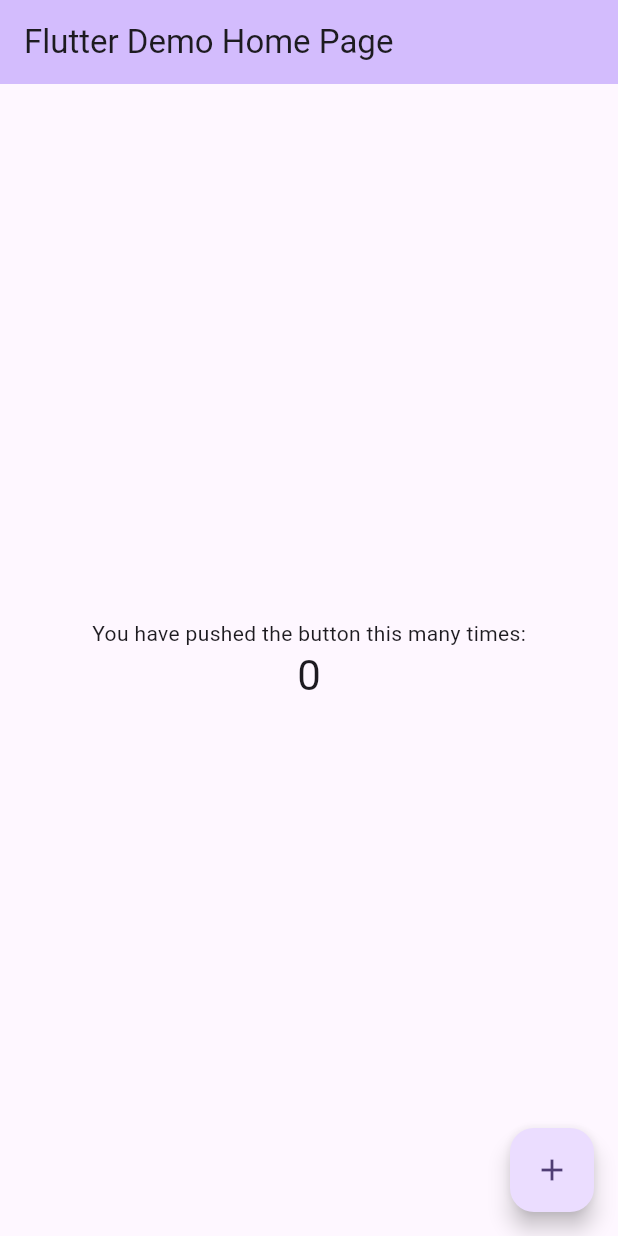
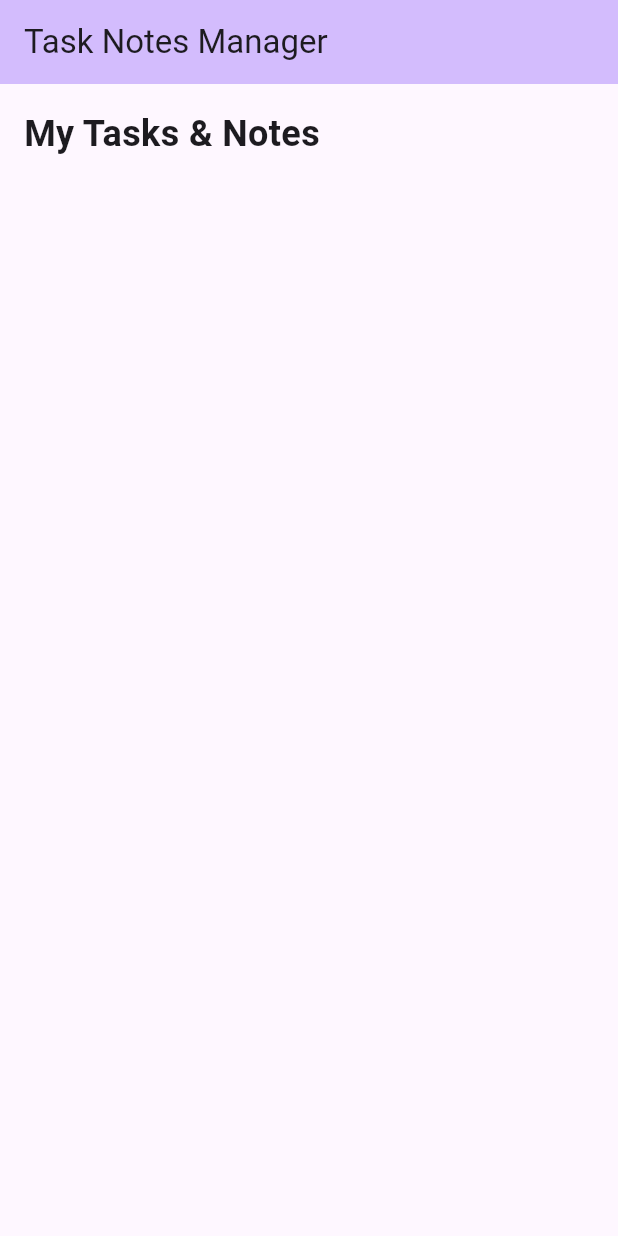
Before and after one commit to mush-de-mosh/flutter-task-notes-app, a Flutter app: the screen it shows after launch, on a phone screen of 412 x 824 dp. Run offline on Flutter 3.47's test engine with Material 3 defaults, Android fonts, the phone set to English and light mode, and no system bars.

Commit message:
create basic home screen with welcome message

```diff
--- a/lib/main.dart
+++ b/lib/main.dart
@@ -7,116 +7,39 @@ void main() {
 class MyApp extends StatelessWidget {
   const MyApp({super.key});
 
-  // This widget is the root of your application.
   @override
   Widget build(BuildContext context) {
     return MaterialApp(
-      title: 'Flutter Demo',
+      title: 'Task Notes Manager',
       theme: ThemeData(
-        // This is the theme of your application.
-        //
-        // TRY THIS: Try running your application with "flutter run". You'll see
-        // the application has a purple toolbar. Then, without quitting the app,
-        // try changing the seedColor in the colorScheme below to Colors.green
-        // and then invoke "hot reload" (save your changes or press the "hot
-        // reload" button in a Flutter-supported IDE, or press "r" if you used
-        // the command line to start the app).
-        //
-        // Notice that the counter didn't reset back to zero; the application
-        // state is not lost during the reload. To reset the state, use hot
-        // restart instead.
-        //
-        // This works for code too, not just values: Most code changes can be
-        // tested with just a hot reload.
         colorScheme: ColorScheme.fromSeed(seedColor: Colors.deepPurple),
       ),
-      home: const MyHomePage(title: 'Flutter Demo Home Page'),
+      home: const HomeScreen(),
     );
   }
 }
 
-class MyHomePage extends StatefulWidget {
-  const MyHomePage({super.key, required this.title});
-
-  // This widget is the home page of your application. It is stateful, meaning
-  // that it has a State object (defined below) that contains fields that affect
-  // how it looks.
-
-  // This class is the configuration for the state. It holds the values (in this
-  // case the title) provided by the parent (in this case the App widget) and
-  // used by the build method of the State. Fields in a Widget subclass are
-  // always marked "final".
-
-  final String title;
-
-  @override
-  State<MyHomePage> createState() => _MyHomePageState();
-}
-
-class _MyHomePageState extends State<MyHomePage> {
-  int _counter = 0;
-
-  void _incrementCounter() {
-    setState(() {
-      // This call to setState tells the Flutter framework that something has
-      // changed in this State, which causes it to rerun the build method below
-      // so that the display can reflect the updated values. If we changed
-      // _counter without calling setState(), then the build method would not be
-      // called again, and so nothing would appear to happen.
-      _counter++;
-    });
-  }
+class HomeScreen extends StatelessWidget {
+  const HomeScreen({super.key});
 
   @override
   Widget build(BuildContext context) {
-    // This method is rerun every time setState is called, for instance as done
-    // by the _incrementCounter method above.
-    //
-    // The Flutter framework has been optimized to make rerunning build methods
-    // fast, so that you can just rebuild anything that needs updating rather
-    // than having to individually change instances of widgets.
     return Scaffold(
       appBar: AppBar(
-        // TRY THIS: Try changing the color here to a specific color (to
-        // Colors.amber, perhaps?) and trigger a hot reload to see the AppBar
-        // change color while the other colors stay the same.
         backgroundColor: Theme.of(context).colorScheme.inversePrimary,
-        // Here we take the value from the MyHomePage object that was created by
-        // the App.build method, and use it to set our appbar title.
-        title: Text(widget.title),
+        title: const Text('Task Notes Manager'),
       ),
-      body: Center(
-        // Center is a layout widget. It takes a single child and positions it
-        // in the middle of the parent.
-        child: Column(
-          // Column is also a layout widget. It takes a list of children and
-          // arranges them vertically. By default, it sizes itself to fit its
-          // children horizontally, and tries to be as tall as its parent.
-          //
-          // Column has various properties to control how it sizes itself and
-          // how it positions its children. Here we use mainAxisAlignment to
-          // center the children vertically; the main axis here is the vertical
-          // axis because Columns are vertical (the cross axis would be
-          // horizontal).
-          //
-          // TRY THIS: Invoke "debug painting" (choose the "Toggle Debug Paint"
-          // action in the IDE, or press "p" in the console), to see the
-          // wireframe for each widget.
-          mainAxisAlignment: MainAxisAlignment.center,
-          children: <Widget>[
-            const Text('You have pushed the button this many times:'),
-            Text(
-              '$_counter',
-              style: Theme.of(context).textTheme.headlineMedium,
+      body: const Column(
+        children: [
+          Padding(
+            padding: EdgeInsets.all(16.0),
+            child: Text(
+              'My Tasks & Notes',
+              style: TextStyle(fontSize: 24, fontWeight: FontWeight.bold),
             ),
-          ],
-        ),
+          ),
+        ],
       ),
-      floatingActionButton: FloatingActionButton(
-        onPressed: _incrementCounter,
-        tooltip: 'Increment',
-        child: const Icon(Icons.add),
-      ), // This trailing comma makes auto-formatting nicer for build methods.
     );
   }
 }
```
